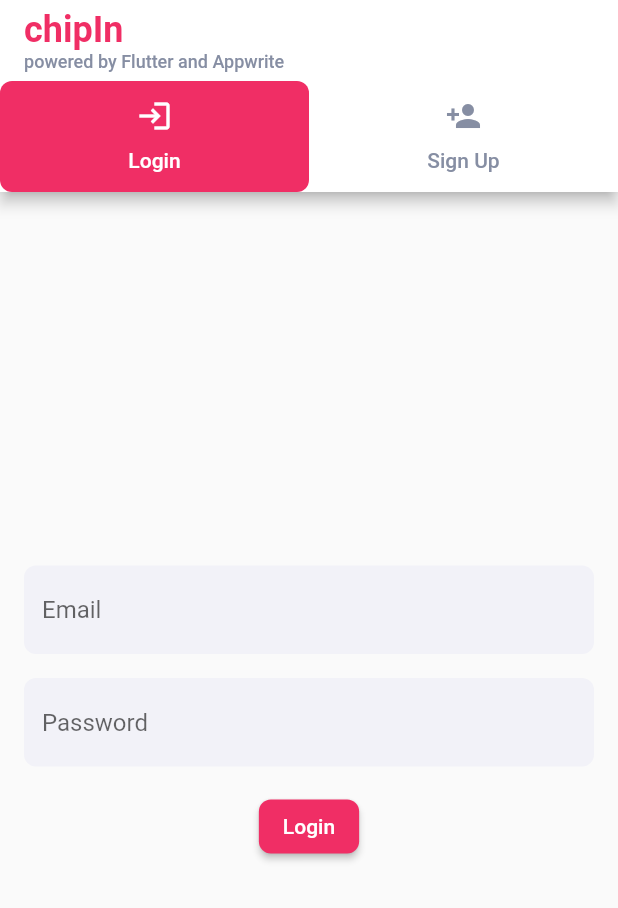
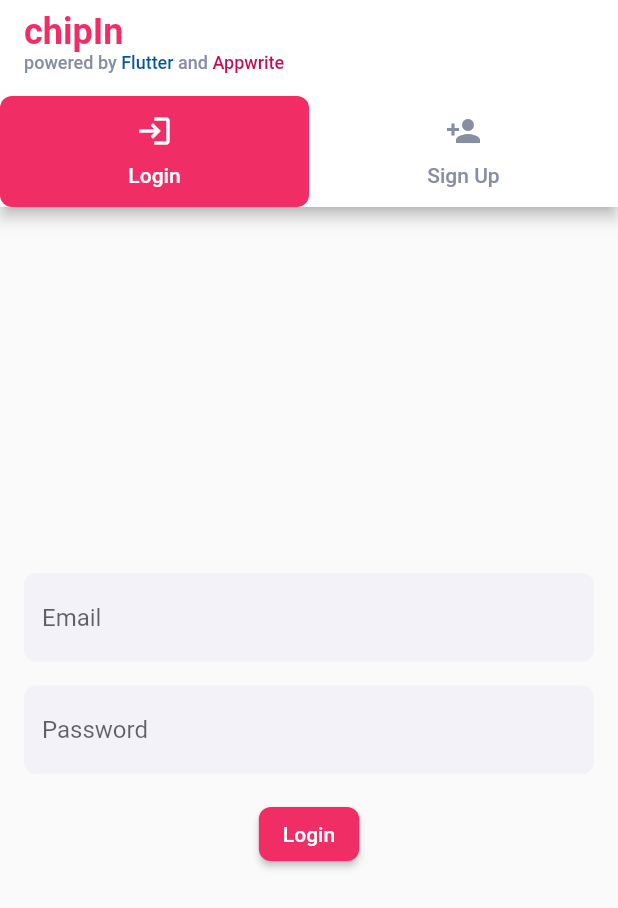
Before and after one commit to kgallego203/chipIn-eventPlanning-and-management-app, a Flutter app: the screen it shows after launch, on a phone screen of 412 x 824 dp. Shown: the top 908 px of the screen. Run offline on Flutter 3.47's test engine with Material 2 defaults, Android fonts, the phone set to English and light mode, and no system bars; our stand-ins replace appwrite.

Commit message:
improve appbar title design

```diff
--- a/lib/features/auth/view/authentication_screen.dart
+++ b/lib/features/auth/view/authentication_screen.dart
@@ -22,20 +22,49 @@ class AuthenticationScreen extends StatelessWidget {
                       .primary100, // Set the color of the "chipIn" text to primary100 from the Pallete class
                 ),
               ),
-              Text(
-                'powered by Flutter and Appwrite',
-                style: TextStyle(
-                  fontSize: 12,
-                  color: Pallete
-                      .neutral70, // Set the color of the "powered by Flutter and Appwrite" text to neutral60 from the Pallete class
-                ),
+              Row(
+                children: [
+                  Text(
+                    'powered by ',
+                    style: TextStyle(
+                      fontSize: 12,
+                      color: Pallete
+                          .neutral70, // Set the color of the "powered by" text to neutral70 from the Pallete class
+                    ),
+                  ),
+                  Text(
+                    'Flutter',
+                    style: TextStyle(
+                      fontSize: 12,
+                      color: Color(
+                          0xFF02569B), // Set the color of the "Flutter" text to the official Flutter brand color
+                    ),
+                  ),
+                  Text(
+                    ' and ',
+                    style: TextStyle(
+                      fontSize: 12,
+                      color: Pallete
+                          .neutral70, // Set the color of the "and" text to neutral70 from the Pallete class
+                    ),
+                  ),
+                  Text(
+                    'Appwrite',
+                    style: TextStyle(
+                      fontSize: 12,
+                      color: Pallete
+                          .primary300, // Set the color of the "Appwrite" text to the primary300 color from the Pallete class
+                    ),
+                  ),
+                ],
               ),
             ],
           ),
           backgroundColor: Pallete
               .neutral0, // Set the background color of the app bar to neutral0 from the Pallete class
           bottom: PreferredSize(
-            preferredSize: const Size.fromHeight(72),
+            preferredSize: const Size.fromHeight(
+                82), // Increase the height of the app bar to 72
             child: Container(
               color: Pallete
                   .neutral0, // Set the background color of the tab bar to neutral0 from the Pallete class
```
